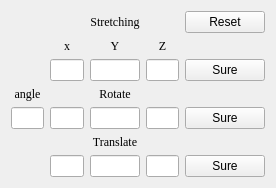
The window that qtui/ParamWidget.ui (player39/osgQtDemo) describes before a commit, drawn with Qt 5.
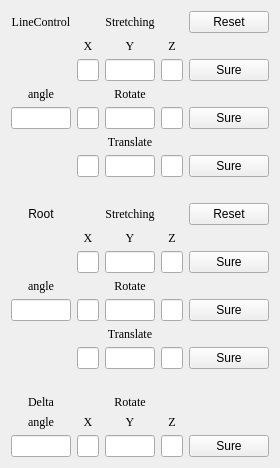
The same window after the commit.

The edit to the form file:
```diff
--- a/qtui/ParamWidget.ui
+++ b/qtui/ParamWidget.ui
@@ -6,8 +6,8 @@
    <rect>
     <x>0</x>
     <y>0</y>
-    <width>276</width>
-    <height>183</height>
+    <width>246</width>
+    <height>349</height>
    </rect>
   </property>
   <property name="windowTitle">
@@ -16,43 +16,11 @@
   <layout class="QGridLayout" name="gridLayout_2">
    <item row="0" column="0">
     <layout class="QGridLayout" name="gridLayout">
-     <item row="0" column="2">
-      <widget class="QLabel" name="QLabel_Stretching">
+     <item row="9" column="2">
+      <widget class="QLabel" name="label_5">
        <property name="font">
         <font>
          <family>Times New Roman</family>
-        </font>
-       </property>
-       <property name="text">
-        <string>Stretching</string>
-       </property>
-       <property name="alignment">
-        <set>Qt::AlignCenter</set>
-       </property>
-      </widget>
-     </item>
-     <item row="1" column="3">
-      <widget class="QLabel" name="label_2">
-       <property name="font">
-        <font>
-         <family>Times New Roman</family>
-         <pointsize>9</pointsize>
-        </font>
-       </property>
-       <property name="text">
-        <string>Z</string>
-       </property>
-       <property name="alignment">
-        <set>Qt::AlignCenter</set>
-       </property>
-      </widget>
-     </item>
-     <item row="1" column="2">
-      <widget class="QLabel" name="label">
-       <property name="font">
-        <font>
-         <family>Times New Roman</family>
-         <pointsize>9</pointsize>
         </font>
        </property>
        <property name="text">
@@ -63,16 +31,30 @@
        </property>
       </widget>
      </item>
-     <item row="1" column="1">
-      <widget class="QLabel" name="QLabels_x">
+     <item row="9" column="1">
+      <widget class="QLabel" name="label_6">
        <property name="font">
         <font>
          <family>Times New Roman</family>
-         <pointsize>9</pointsize>
         </font>
        </property>
        <property name="text">
-        <string>x</string>
+        <string>X</string>
+       </property>
+       <property name="alignment">
+        <set>Qt::AlignCenter</set>
+       </property>
+      </widget>
+     </item>
+     <item row="9" column="3">
+      <widget class="QLabel" name="label_7">
+       <property name="font">
+        <font>
+         <family>Times New Roman</family>
+        </font>
+       </property>
+       <property name="text">
+        <string>Z</string>
        </property>
        <property name="alignment">
         <set>Qt::AlignCenter</set>
@@ -82,24 +64,6 @@
      <item row="4" column="0">
       <widget class="QLineEdit" name="lineEdit_angle"/>
      </item>
-     <item row="3" column="2">
-      <widget class="QLabel" name="QLabel_Rotate">
-       <property name="font">
-        <font>
-         <family>Times New Roman</family>
-        </font>
-       </property>
-       <property name="text">
-        <string>Rotate</string>
-       </property>
-       <property name="alignment">
-        <set>Qt::AlignCenter</set>
-       </property>
-      </widget>
-     </item>
-     <item row="2" column="2">
-      <widget class="QLineEdit" name="lineEdit_sy"/>
-     </item>
      <item row="3" column="0">
       <widget class="QLabel" name="label_3">
        <property name="font">
@@ -123,6 +87,24 @@
        </property>
       </widget>
      </item>
+     <item row="3" column="2">
+      <widget class="QLabel" name="QLabel_Rotate">
+       <property name="font">
+        <font>
+         <family>Times New Roman</family>
+        </font>
+       </property>
+       <property name="text">
+        <string>Rotate</string>
+       </property>
+       <property name="alignment">
+        <set>Qt::AlignCenter</set>
+       </property>
+      </widget>
+     </item>
+     <item row="2" column="2">
+      <widget class="QLineEdit" name="lineEdit_sy"/>
+     </item>
      <item row="4" column="1">
       <widget class="QLineEdit" name="lineEdit_rx"/>
      </item>
@@ -133,6 +115,22 @@
        </property>
       </widget>
      </item>
+     <item row="1" column="1">
+      <widget class="QLabel" name="QLabels_x">
+       <property name="font">
+        <font>
+         <family>Times New Roman</family>
+         <pointsize>9</pointsize>
+        </font>
+       </property>
+       <property name="text">
+        <string>X</string>
+       </property>
+       <property name="alignment">
+        <set>Qt::AlignCenter</set>
+       </property>
+      </widget>
+     </item>
      <item row="5" column="2">
       <widget class="QLabel" name="label_Translate">
        <property name="font">
@@ -148,6 +146,56 @@
        </property>
       </widget>
      </item>
+     <item row="0" column="2">
+      <widget class="QLabel" name="QLabel_Stretching">
+       <property name="font">
+        <font>
+         <family>Times New Roman</family>
+        </font>
+       </property>
+       <property name="text">
+        <string>Stretching</string>
+       </property>
+       <property name="alignment">
+        <set>Qt::AlignCenter</set>
+       </property>
+      </widget>
+     </item>
+     <item row="1" column="3">
+      <widget class="QLabel" name="label_2">
+       <property name="font">
+        <font>
+         <family>Times New Roman</family>
+         <pointsize>9</pointsize>
+        </font>
+       </property>
+       <property name="text">
+        <string>Z</string>
+       </property>
+       <property name="alignment">
+        <set>Qt::AlignCenter</set>
+       </property>
+      </widget>
+     </item>
+     <item row="1" column="2">
+      <widget class="QLabel" name="label">
+       <property name="font">
+        <font>
+         <family>Times New Roman</family>
+         <pointsize>9</pointsize>
+        </font>
+       </property>
+       <property name="text">
+        <string>Y</string>
+       </property>
+       <property name="alignment">
+        <set>Qt::AlignCenter</set>
+       </property>
+      </widget>
+     </item>
+     <item row="6" column="1">
+      <widget class="QLineEdit" name="lineEdit_tx"/>
+     </item>
      <item row="4" column="2">
       <widget class="QLineEdit" name="lineEdit_ry"/>
      </item>
@@ -157,9 +205,6 @@
      <item row="4" column="3">
       <widget class="QLineEdit" name="lineEdit_rz"/>
      </item>
-     <item row="6" column="1">
-      <widget class="QLineEdit" name="lineEdit_tx"/>
-     </item>
      <item row="6" column="4">
       <widget class="QPushButton" name="QPushButton_Translate">
        <property name="text">
@@ -167,12 +212,6 @@
        </property>
       </widget>
      </item>
-     <item row="6" column="2">
-      <widget class="QLineEdit" name="lineEdit_ty"/>
-     </item>
-     <item row="6" column="3">
-      <widget class="QLineEdit" name="lineEdit_tz"/>
-     </item>
      <item row="2" column="1">
       <widget class="QLineEdit" name="lineEdit_sx">
        <property name="maximumSize">
@@ -189,6 +228,12 @@
        </property>
       </widget>
      </item>
+     <item row="6" column="3">
+      <widget class="QLineEdit" name="lineEdit_tz"/>
+     </item>
+     <item row="6" column="2">
+      <widget class="QLineEdit" name="lineEdit_ty"/>
+     </item>
      <item row="0" column="4">
       <widget class="QPushButton" name="pushButton_reset">
        <property name="text">
@@ -196,6 +241,272 @@
        </property>
       </widget>
      </item>
+     <item row="17" column="0">
+      <widget class="QLabel" name="label_17">
+       <property name="font">
+        <font>
+         <family>Times New Roman</family>
+        </font>
+       </property>
+       <property name="text">
+        <string>angle</string>
+       </property>
+       <property name="alignment">
+        <set>Qt::AlignCenter</set>
+       </property>
+      </widget>
+     </item>
+     <item row="17" column="1">
+      <widget class="QLabel" name="label_19">
+       <property name="font">
+        <font>
+         <family>Times New Roman</family>
+        </font>
+       </property>
+       <property name="text">
+        <string>X</string>
+       </property>
+       <property name="alignment">
+        <set>Qt::AlignCenter</set>
+       </property>
+      </widget>
+     </item>
+     <item row="17" column="3">
+      <widget class="QLabel" name="label_20">
+       <property name="font">
+        <font>
+         <family>Times New Roman</family>
+        </font>
+       </property>
+       <property name="text">
+        <string>Z</string>
+       </property>
+       <property name="alignment">
+        <set>Qt::AlignCenter</set>
+       </property>
+      </widget>
+     </item>
+     <item row="11" column="0">
+      <widget class="QLabel" name="label_10">
+       <property name="font">
+        <font>
+         <family>Times New Roman</family>
+        </font>
+       </property>
+       <property name="text">
+        <string>angle</string>
+       </property>
+       <property name="alignment">
+        <set>Qt::AlignCenter</set>
+       </property>
+      </widget>
+     </item>
+     <item row="12" column="1">
+      <widget class="QLineEdit" name="lineEdit_rootrx"/>
+     </item>
+     <item row="11" column="2">
+      <widget class="QLabel" name="label_9">
+       <property name="font">
+        <font>
+         <family>Times New Roman</family>
+        </font>
+       </property>
+       <property name="text">
+        <string>Rotate</string>
+       </property>
+       <property name="alignment">
+        <set>Qt::AlignCenter</set>
+       </property>
+      </widget>
+     </item>
+     <item row="10" column="2">
+      <widget class="QLineEdit" name="lineEdit_rootsy"/>
+     </item>
+     <item row="10" column="1">
+      <widget class="QLineEdit" name="lineEdit_rootsx"/>
+     </item>
+     <item row="13" column="2">
+      <widget class="QLabel" name="label_12">
+       <property name="font">
+        <font>
+         <family>Times New Roman</family>
+        </font>
+       </property>
+       <property name="text">
+        <string>Translate</string>
+       </property>
+       <property name="alignment">
+        <set>Qt::AlignCenter</set>
+       </property>
+      </widget>
+     </item>
+     <item row="0" column="0">
+      <widget class="QLabel" name="label_8">
+       <property name="font">
+        <font>
+         <family>Times New Roman</family>
+        </font>
+       </property>
+       <property name="text">
+        <string>LineControl</string>
+       </property>
+       <property name="alignment">
+        <set>Qt::AlignCenter</set>
+       </property>
+      </widget>
+     </item>
+     <item row="10" column="3">
+      <widget class="QLineEdit" name="lineEdit_rootsz"/>
+     </item>
+     <item row="12" column="0">
+      <widget class="QLineEdit" name="lineEdit_rootra"/>
+     </item>
+     <item row="12" column="2">
+      <widget class="QLineEdit" name="lineEdit_rootry"/>
+     </item>
+     <item row="12" column="4">
+      <widget class="QPushButton" name="pushButton_dataRotate">
+       <property name="text">
+        <string>Sure</string>
+       </property>
+      </widget>
+     </item>
+     <item row="14" column="1">
+      <widget class="QLineEdit" name="lineEdit_roottx"/>
+     </item>
+     <item row="12" column="3">
+      <widget class="QLineEdit" name="lineEdit_rootrz"/>
+     </item>
+     <item row="14" column="2">
+      <widget class="QLineEdit" name="lineEdit_rootty"/>
+     </item>
+     <item row="14" column="3">
+      <widget class="QLineEdit" name="lineEdit_roottz"/>
+     </item>
+     <item row="14" column="4">
+      <widget class="QPushButton" name="pushButton_dataTranslate">
+       <property name="text">
+        <string>Sure</string>
+       </property>
+      </widget>
+     </item>
+     <item row="10" column="4">
+      <widget class="QPushButton" name="pushButton_dataStretching">
+       <property name="text">
+        <string>Sure</string>
+       </property>
+      </widget>
+     </item>
+     <item row="7" column="1">
+      <widget class="QLabel" name="label_13">
+       <property name="text">
+        <string> </string>
+       </property>
+      </widget>
+     </item>
+     <item row="8" column="2">
+      <widget class="QLabel" name="label_4">
+       <property name="font">
+        <font>
+         <family>Times New Roman</family>
+        </font>
+       </property>
+       <property name="text">
+        <string>Stretching</string>
+       </property>
+       <property name="alignment">
+        <set>Qt::AlignCenter</set>
+       </property>
+      </widget>
+     </item>
+     <item row="15" column="2">
+      <widget class="QLabel" name="label_14">
+       <property name="text">
+        <string/>
+       </property>
+      </widget>
+     </item>
+     <item row="17" column="2">
+      <widget class="QLabel" name="label_18">
+       <property name="font">
+        <font>
+         <family>Times New Roman</family>
+        </font>
+       </property>
+       <property name="text">
+        <string>Y</string>
+       </property>
+       <property name="alignment">
+        <set>Qt::AlignCenter</set>
+       </property>
+      </widget>
+     </item>
+     <item row="8" column="0">
+      <widget class="QLabel" name="label_11">
+       <property name="text">
+        <string>Root</string>
+       </property>
+       <property name="alignment">
+        <set>Qt::AlignCenter</set>
+       </property>
+      </widget>
+     </item>
+     <item row="16" column="0">
+      <widget class="QLabel" name="label_16">
+       <property name="font">
+        <font>
+         <family>Times New Roman</family>
+        </font>
+       </property>
+       <property name="text">
+        <string>Delta</string>
+       </property>
+       <property name="alignment">
+        <set>Qt::AlignCenter</set>
+       </property>
+      </widget>
+     </item>
+     <item row="16" column="2">
+      <widget class="QLabel" name="label_15">
+       <property name="font">
+        <font>
+         <family>Times New Roman</family>
+        </font>
+       </property>
+       <property name="text">
+        <string>Rotate</string>
+       </property>
+       <property name="alignment">
+        <set>Qt::AlignCenter</set>
+       </property>
+      </widget>
+     </item>
+     <item row="8" column="4">
+      <widget class="QPushButton" name="pushButton_datareset">
+       <property name="text">
+        <string>Reset</string>
+       </property>
+      </widget>
+     </item>
+     <item row="18" column="0">
+      <widget class="QLineEdit" name="lineEdit_Deltara"/>
+     </item>
+     <item row="18" column="1">
+      <widget class="QLineEdit" name="lineEdit_Deltarx"/>
+     </item>
+     <item row="18" column="2">
+      <widget class="QLineEdit" name="lineEdit_Deltary"/>
+     </item>
+     <item row="18" column="3">
+      <widget class="QLineEdit" name="lineEdit_Deltarz"/>
+     </item>
+     <item row="18" column="4">
+      <widget class="QPushButton" name="pushButton_Deltar">
+       <property name="text">
+        <string>Sure</string>
+       </property>
+      </widget>
+     </item>
     </layout>
    </item>
   </layout>
```
